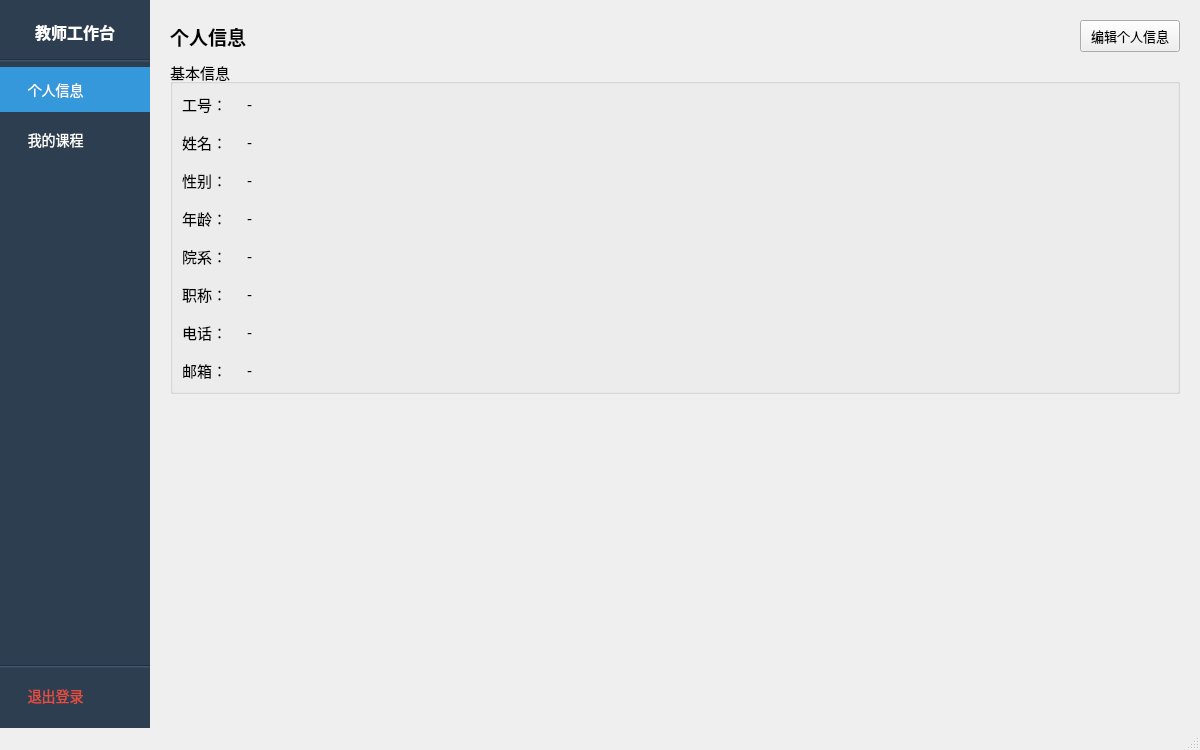
First picture: the form in ui/teachermainwindow.ui, repository 13088916luoyi/StudentManager, before the edit.
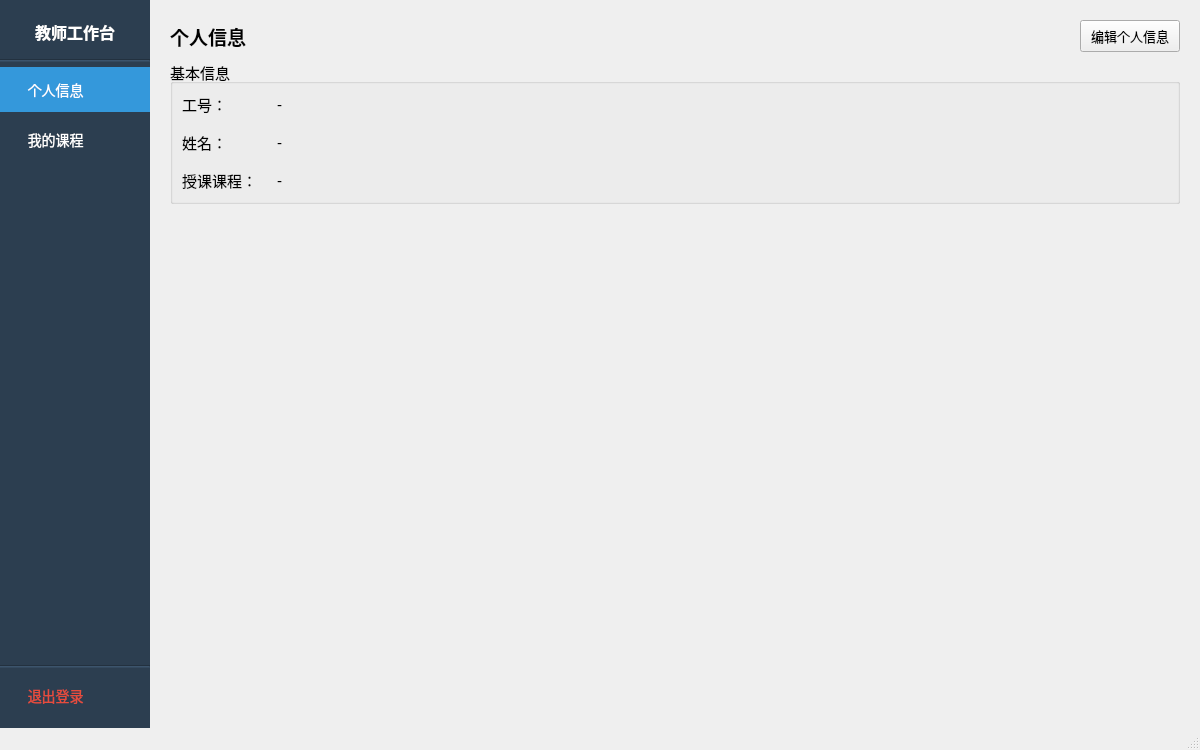
Second picture: the form after the edit.

The edit to the form file:
```diff
--- a/ui/teachermainwindow.ui
+++ b/ui/teachermainwindow.ui
@@ -317,7 +317,7 @@
               </font>
              </property>
              <property name="text">
-              <string>性别：</string>
+              <string>授课课程：</string>
              </property>
             </widget>
            </item>
@@ -331,125 +331,8 @@
              <property name="text">
               <string>-</string>
              </property>
-            </widget>
-           </item>
-           <item row="3" column="0">
-            <widget class="QLabel" name="label_4">
-             <property name="font">
-              <font>
-               <pointsize>11</pointsize>
-              </font>
-             </property>
-             <property name="text">
-              <string>年龄：</string>
-             </property>
-            </widget>
-           </item>
-           <item row="3" column="1">
-            <widget class="QLabel" name="ageLabel">
-             <property name="font">
-              <font>
-               <pointsize>11</pointsize>
-              </font>
-             </property>
-             <property name="text">
-              <string>-</string>
-             </property>
-            </widget>
-           </item>
-           <item row="4" column="0">
-            <widget class="QLabel" name="label_5">
-             <property name="font">
-              <font>
-               <pointsize>11</pointsize>
-              </font>
-             </property>
-             <property name="text">
-              <string>院系：</string>
-             </property>
-            </widget>
-           </item>
-           <item row="4" column="1">
-            <widget class="QLabel" name="departmentLabel">
-             <property name="font">
-              <font>
-               <pointsize>11</pointsize>
-              </font>
-             </property>
-             <property name="text">
-              <string>-</string>
-             </property>
-            </widget>
-           </item>
-           <item row="5" column="0">
-            <widget class="QLabel" name="label_6">
-             <property name="font">
-              <font>
-               <pointsize>11</pointsize>
-              </font>
-             </property>
-             <property name="text">
-              <string>职称：</string>
-             </property>
-            </widget>
-           </item>
-           <item row="5" column="1">
-            <widget class="QLabel" name="titleLabelValue">
-             <property name="font">
-              <font>
-               <pointsize>11</pointsize>
-              </font>
-             </property>
-             <property name="text">
-              <string>-</string>
-             </property>
-            </widget>
-           </item>
-           <item row="6" column="0">
-            <widget class="QLabel" name="label_7">
-             <property name="font">
-              <font>
-               <pointsize>11</pointsize>
-              </font>
-             </property>
-             <property name="text">
-              <string>电话：</string>
-             </property>
-            </widget>
-           </item>
-           <item row="6" column="1">
-            <widget class="QLabel" name="phoneLabel">
-             <property name="font">
-              <font>
-               <pointsize>11</pointsize>
-              </font>
-             </property>
-             <property name="text">
-              <string>-</string>
-             </property>
-            </widget>
-           </item>
-           <item row="7" column="0">
-            <widget class="QLabel" name="label_8">
-             <property name="font">
-              <font>
-               <pointsize>11</pointsize>
-              </font>
-             </property>
-             <property name="text">
-              <string>邮箱：</string>
-             </property>
-            </widget>
-           </item>
-           <item row="7" column="1">
-            <widget class="QLabel" name="emailLabel">
-             <property name="font">
-              <font>
-               <pointsize>11</pointsize>
-              </font>
-             </property>
-             <property name="text">
-              <string>-</string>
+             <property name="wordWrap">
+              <bool>true</bool>
              </property>
             </widget>
            </item>
```
Left out of the diff: 4 changed lines with no effect on the pictures.
